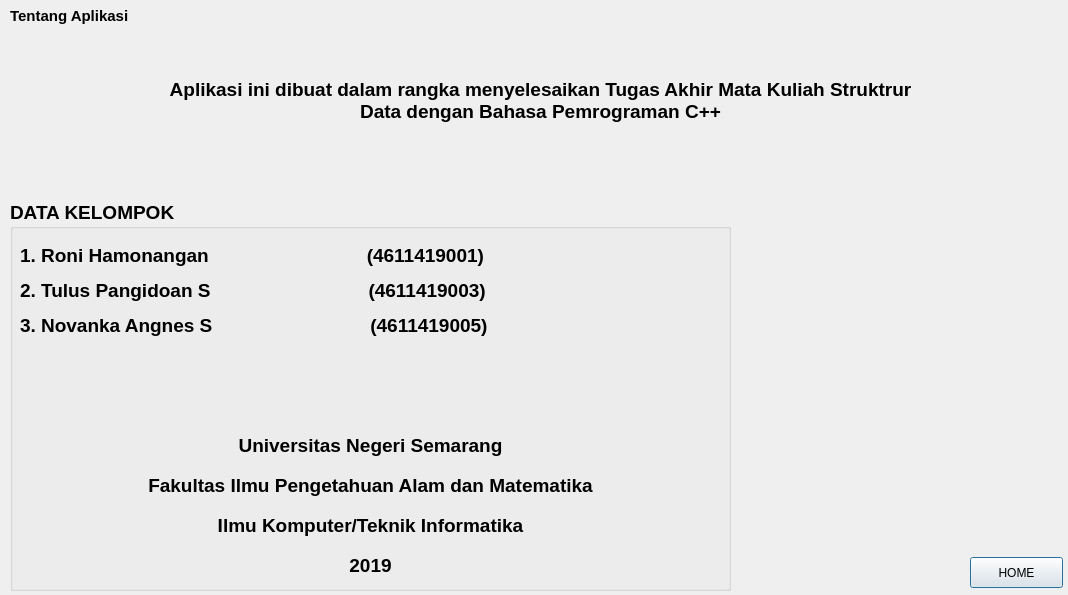
The window that tentang_aplikasi.ui (ronihamonangan/Perhitungan-Gaji-Karyawan) describes before a commit, drawn with Qt 5.
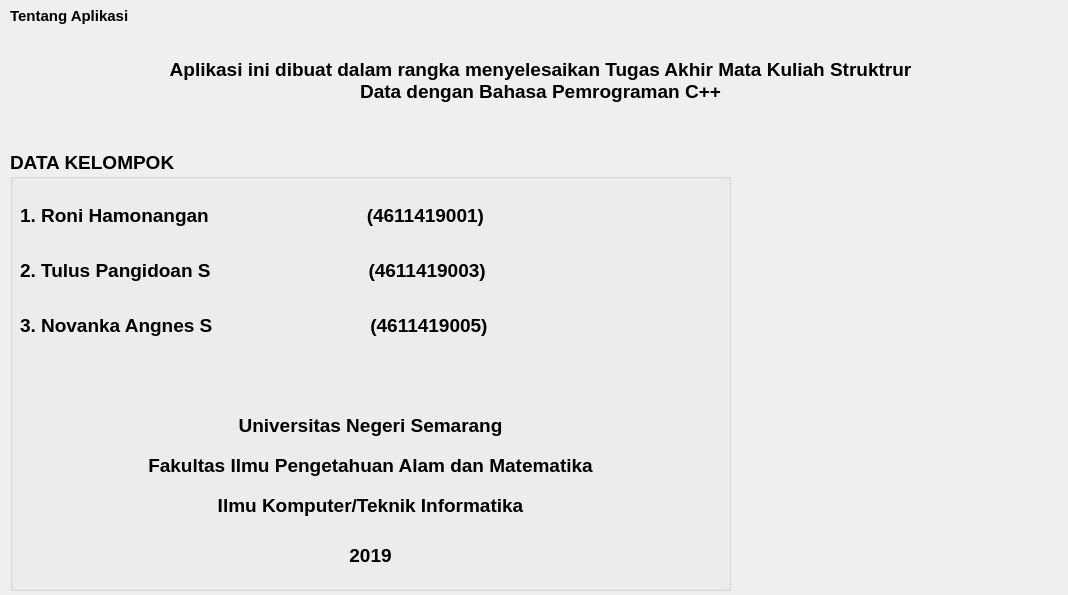
The same window after the commit. Icons and pictures are not drawn.

Commit message: Proses Perkembangan Penyelesaian Aplikasi Sederhana

```diff
--- a/tentang_aplikasi.ui
+++ b/tentang_aplikasi.ui
@@ -37,9 +37,9 @@
    <property name="geometry">
     <rect>
      <x>10</x>
-     <y>200</y>
+     <y>150</y>
      <width>721</width>
-     <height>391</height>
+     <height>441</height>
     </rect>
    </property>
    <property name="font">
@@ -56,7 +56,7 @@
     <property name="geometry">
      <rect>
       <x>10</x>
-      <y>40</y>
+      <y>50</y>
       <width>701</width>
       <height>31</height>
      </rect>
@@ -69,7 +69,7 @@
     <property name="geometry">
      <rect>
       <x>10</x>
-      <y>70</y>
+      <y>100</y>
       <width>701</width>
       <height>41</height>
      </rect>
@@ -82,7 +82,7 @@
     <property name="geometry">
      <rect>
       <x>10</x>
-      <y>110</y>
+      <y>160</y>
       <width>701</width>
       <height>31</height>
      </rect>
@@ -95,7 +95,7 @@
     <property name="geometry">
      <rect>
       <x>10</x>
-      <y>220</y>
+      <y>250</y>
       <width>701</width>
       <height>51</height>
      </rect>
@@ -111,7 +111,7 @@
     <property name="geometry">
      <rect>
       <x>10</x>
-      <y>260</y>
+      <y>290</y>
       <width>701</width>
       <height>51</height>
      </rect>
@@ -127,7 +127,7 @@
     <property name="geometry">
      <rect>
       <x>10</x>
-      <y>310</y>
+      <y>340</y>
       <width>701</width>
       <height>31</height>
      </rect>
@@ -143,7 +143,7 @@
     <property name="geometry">
      <rect>
       <x>10</x>
-      <y>350</y>
+      <y>390</y>
       <width>701</width>
       <height>31</height>
      </rect>
@@ -160,7 +160,7 @@
    <property name="geometry">
     <rect>
      <x>150</x>
-     <y>50</y>
+     <y>30</y>
      <width>781</width>
      <height>101</height>
     </rect>
@@ -182,19 +182,6 @@
     <bool>true</bool>
    </property>
   </widget>
-  <widget class="QPushButton" name="pushButton">
-   <property name="geometry">
-    <rect>
-     <x>970</x>
-     <y>557</y>
-     <width>93</width>
-     <height>31</height>
-    </rect>
-   </property>
-   <property name="text">
-    <string>HOME</string>
-   </property>
-  </widget>
   <widget class="QLabel" name="label_12">
    <property name="geometry">
     <rect>
@@ -218,9 +205,9 @@
    <property name="geometry">
     <rect>
      <x>740</x>
-     <y>210</y>
+     <y>170</y>
      <width>151</width>
-     <height>131</height>
+     <height>141</height>
     </rect>
    </property>
    <property name="frameShape">
```
The commit also changes 10 other files.
